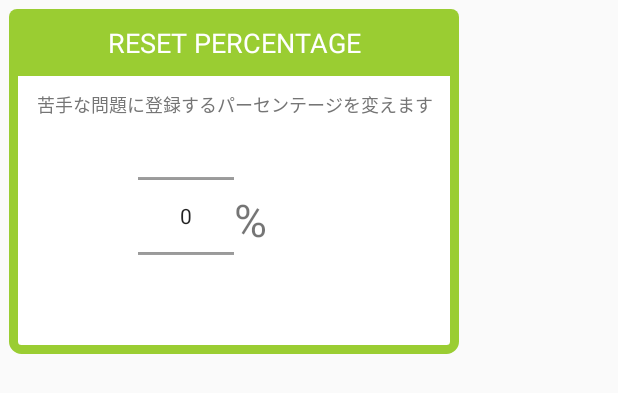
After one commit to Naomath/EnglishFlashCards, an Android app: the layout fragment_custom_dialog_weak_percentage.xml on its own in the app's theme, with its tools: preview values and no code run, on a phone screen of 412 x 824 dp. The commit adds this screen. Shown: the top 393 px of the screen. Run offline under Robolectric (Android 15) with nearby library versions, the phone set to English and light mode, and no system bars.

```diff
--- a/app/src/main/java/com/example/gotounaoto/myapplication/classes/SimplenessBook.java
+++ b/app/src/main/java/com/example/gotounaoto/myapplication/classes/SimpleBook.java
@@ -7,7 +7,7 @@ import lombok.Setter;
  * Created by gotounaoto on 2018/02/12.
  */
 
-public class SimplenessBook {
+public class SimpleBook {
     //this class for Book in Fire Base
     //this class is simple Book
 
@@ -31,11 +31,11 @@ public class SimplenessBook {
     private String fireBase_id;
     //this simpleness book's book path
 
-    public SimplenessBook() {
+    public SimpleBook() {
         //empty constructor
     }
 
-    public SimplenessBook(String title, String user_name, String date, String fireBase_id) {
+    public SimpleBook(String title, String user_name, String date, String fireBase_id) {
         this.title = title;
         this.user_name = user_name;
         this.date = date;
--- /dev/null
+++ b/app/src/main/res/layout/fragment_custom_dialog_weak_percentage.xml
@@ -0,0 +1,80 @@
+<RelativeLayout xmlns:android="http://schemas.android.com/apk/res/android"
+    android:layout_width="match_parent"
+    android:layout_height="match_parent"
+    android:orientation="vertical">
+
+    <LinearLayout
+        android:layout_width="300dp"
+        android:layout_height="230dp"
+        android:layout_marginLeft="6dp"
+        android:layout_marginRight="6dp"
+        android:layout_marginTop="6dp"
+        android:background="@drawable/background_dialog"
+        android:gravity="center_horizontal"
+        android:orientation="vertical">
+
+        <TextView
+            android:id="@+id/dialog_title"
+            android:layout_width="match_parent"
+            android:layout_height="wrap_content"
+            android:background="@drawable/background_dialog_title"
+            android:gravity="center"
+            android:padding="10dp"
+            android:text="RESET PERCENTAGE"
+            android:textColor="#ffffff"
+            android:textSize="18dp" />
+
+        <TextView
+            android:id="@+id/message"
+            android:layout_width="wrap_content"
+            android:layout_height="wrap_content"
+            android:layout_margin="10dp"
+            android:gravity="center"
+            android:text="苦手な問題に登録するパーセンテージを変えます"
+            android:textColor="#757575"
+            android:textSize="12sp" />
+
+        <LinearLayout
+            android:layout_width="match_parent"
+            android:layout_height="100dp"
+            android:layout_marginTop="5dp"
+            android:layout_marginLeft="20dp"
+            android:layout_marginRight="20dp"
+            android:orientation="horizontal">
+
+            <RelativeLayout
+                android:layout_width="0dp"
+                android:layout_height="match_parent"
+                android:layout_weight="1">
+
+                <NumberPicker
+                    android:layout_width="wrap_content"
+                    android:layout_height="wrap_content"
+                    android:layout_alignParentBottom="true"
+                    android:layout_alignParentEnd="true"
+                    android:layout_alignParentRight="true"
+                    android:gravity="center" />
+            </RelativeLayout>
+
+            <RelativeLayout
+                android:layout_width="0dp"
+                android:id="@+id/box2"
+                android:layout_height="match_parent"
+                android:layout_marginTop="5dp"
+                android:layout_weight="1">
+
+                <TextView
+                    android:layout_width="match_parent"
+                    android:layout_height="match_parent"
+                    android:text="%"
+                    android:gravity="center|left"
+                    android:textSize="30dp"/>
+            </RelativeLayout>
+        </LinearLayout>
+
+        <LinearLayout
+            android:layout_width="match_parent"
+            android:layout_height="70dp"></LinearLayout>
+
+    </LinearLayout>
+</RelativeLayout>
```
Also changed, not shown: app/src/main/java/com/example/gotounaoto/myapplication/Activity/MainActivity.java (+13 -2 lines), app/src/main/java/com/example/gotounaoto/myapplication/Activity/SetUpUserActivity.java (+25 -5 lines), app/src/main/java/com/example/gotounaoto/myapplication/DialogFragment/CustomDialogWeakPercentageFragment.java (added, +36 -0 lines), app/src/main/java/com/example/gotounaoto/myapplication/Fragment/DownloadFragment.java (+12 -8 lines), app/src/main/java/com/example/gotounaoto/myapplication/Fragment/SettingsUserFragment.java (+20 -7 lines), app/src/main/java/com/example/gotounaoto/myapplication/Fragment/WordsFragment.java (+16 -29 lines), app/src/main/java/com/example/gotounaoto/myapplication/adapters/SimpleBooksAdapter.java (added, +64 -0 lines), app/src/main/java/com/example/gotounaoto/myapplication/classes/User.java (added, +30 -0 lines), app/src/main/res/layout/adapter_simple_books.xml (added, +49 -0 lines).
